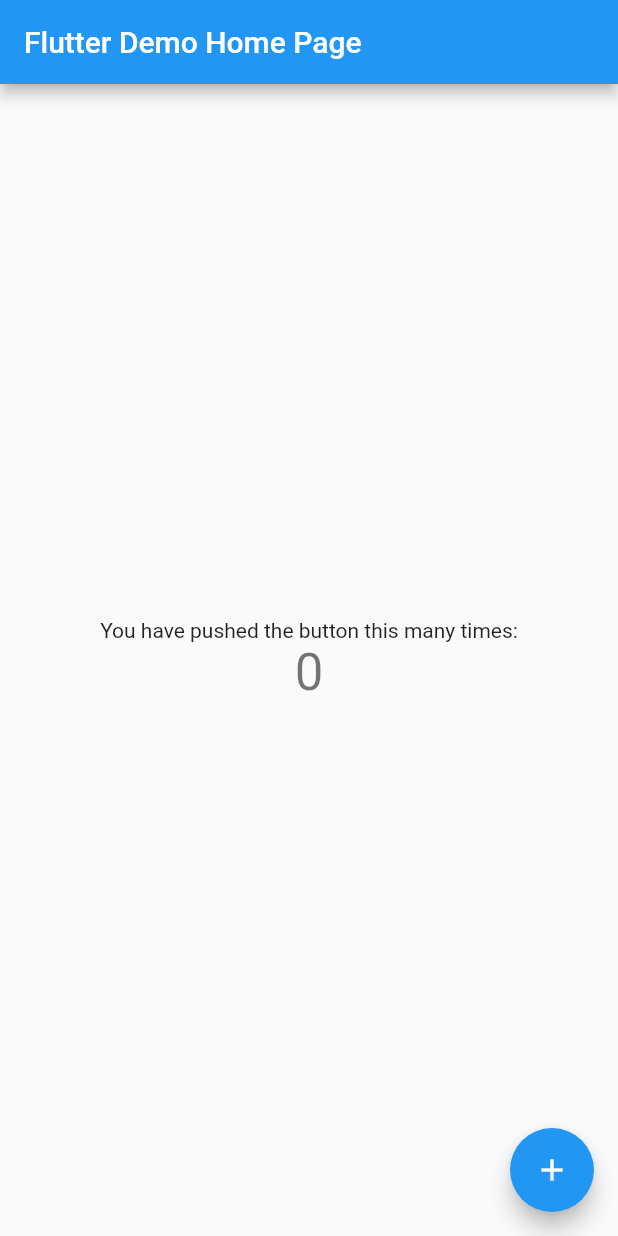
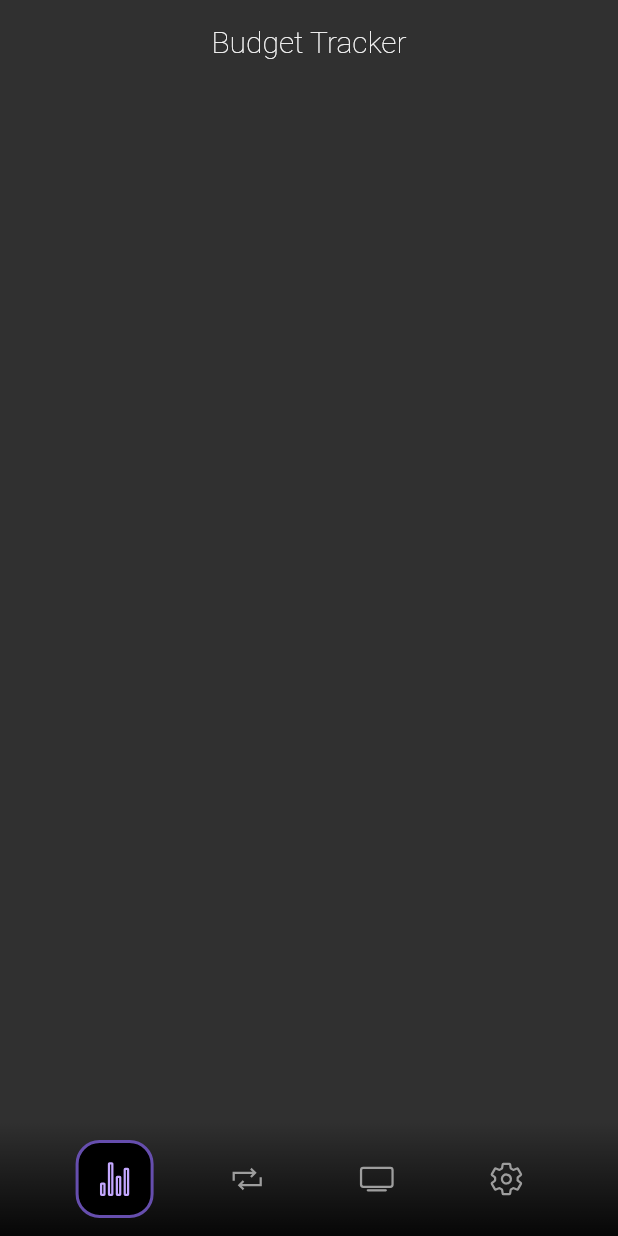
Before and after one commit to sampathbalivada/my_assistant, a Flutter app: the screen it shows after launch, on a phone screen of 412 x 824 dp. Run offline on Flutter 3.47's test engine with Material 2 defaults, Android fonts, the phone set to English and light mode, and no system bars; our stand-ins replace ionicons; missing offline and left inert: dart:ffi.

Commit message:
added pages and bottom navigation bar

```diff
--- a/lib/main.dart
+++ b/lib/main.dart
@@ -1,113 +1,22 @@
 import 'package:flutter/material.dart';
+import 'package:my_assistant/pages/home.dart';
+import 'package:my_assistant/pages/summary.dart';
 
-void main() {
-  runApp(MyApp());
-}
+void main() => runApp(MyApp());
 
 class MyApp extends StatelessWidget {
-  // This widget is the root of your application.
+  const MyApp({Key? key}) : super(key: key);
+
   @override
   Widget build(BuildContext context) {
     return MaterialApp(
-      title: 'Flutter Demo',
-      theme: ThemeData(
-        // This is the theme of your application.
-        //
-        // Try running your application with "flutter run". You'll see the
-        // application has a blue toolbar. Then, without quitting the app, try
-        // changing the primarySwatch below to Colors.green and then invoke
-        // "hot reload" (press "r" in the console where you ran "flutter run",
-        // or simply save your changes to "hot reload" in a Flutter IDE).
-        // Notice that the counter didn't reset back to zero; the application
-        // is not restarted.
-        primarySwatch: Colors.blue,
-      ),
-      home: MyHomePage(title: 'Flutter Demo Home Page'),
+      debugShowCheckedModeBanner: false,
+      theme: ThemeData.dark(),
+      routes: {
+        '/': (context) => const HomePage(),
+        '/summary': (context) => const Summary()
+      },
+      initialRoute: '/',
     );
   }
 }
-
-class MyHomePage extends StatefulWidget {
-  MyHomePage({Key? key, required this.title}) : super(key: key);
-
-  // This widget is the home page of your application. It is stateful, meaning
-  // that it has a State object (defined below) that contains fields that affect
-  // how it looks.
-
-  // This class is the configuration for the state. It holds the values (in this
-  // case the title) provided by the parent (in this case the App widget) and
-  // used by the build method of the State. Fields in a Widget subclass are
-  // always marked "final".
-
-  final String title;
-
-  @override
-  _MyHomePageState createState() => _MyHomePageState();
-}
-
-class _MyHomePageState extends State<MyHomePage> {
-  int _counter = 0;
-
-  void _incrementCounter() {
-    setState(() {
-      // This call to setState tells the Flutter framework that something has
-      // changed in this State, which causes it to rerun the build method below
-      // so that the display can reflect the updated values. If we changed
-      // _counter without calling setState(), then the build method would not be
-      // called again, and so nothing would appear to happen.
-      _counter++;
-    });
-  }
-
-  @override
-  Widget build(BuildContext context) {
-    // This method is rerun every time setState is called, for instance as done
-    // by the _incrementCounter method above.
-    //
-    // The Flutter framework has been optimized to make rerunning build methods
-    // fast, so that you can just rebuild anything that needs updating rather
-    // than having to individually change instances of widgets.
-    return Scaffold(
-      appBar: AppBar(
-        // Here we take the value from the MyHomePage object that was created by
-        // the App.build method, and use it to set our appbar title.
-        title: Text(widget.title),
-      ),
-      body: Center(
-        // Center is a layout widget. It takes a single child and positions it
-        // in the middle of the parent.
-        child: Column(
-          // Column is also a layout widget. It takes a list of children and
-          // arranges them vertically. By default, it sizes itself to fit its
-          // children horizontally, and tries to be as tall as its parent.
-          //
-          // Invoke "debug painting" (press "p" in the console, choose the
-          // "Toggle Debug Paint" action from the Flutter Inspector in Android
-          // Studio, or the "Toggle Debug Paint" command in Visual Studio Code)
-          // to see the wireframe for each widget.
-          //
-          // Column has various properties to control how it sizes itself and
-          // how it positions its children. Here we use mainAxisAlignment to
-          // center the children vertically; the main axis here is the vertical
-          // axis because Columns are vertical (the cross axis would be
-          // horizontal).
-          mainAxisAlignment: MainAxisAlignment.center,
-          children: <Widget>[
-            Text(
-              'You have pushed the button this many times:',
-            ),
-            Text(
-              '$_counter',
-              style: Theme.of(context).textTheme.headline4,
-            ),
-          ],
-        ),
-      ),
-      floatingActionButton: FloatingActionButton(
-        onPressed: _incrementCounter,
-        tooltip: 'Increment',
-        child: Icon(Icons.add),
-      ), // This trailing comma makes auto-formatting nicer for build methods.
-    );
-  }
-}
--- /dev/null
+++ b/lib/pages/home.dart
@@ -0,0 +1,87 @@
+import 'dart:ffi';
+
+import 'package:flutter/material.dart';
+import 'package:ionicons/ionicons.dart';
+import 'package:my_assistant/widgets/appbar.dart';
+
+class HomePage extends StatefulWidget {
+  const HomePage({Key? key}) : super(key: key);
+
+  @override
+  _HomePageState createState() => _HomePageState();
+}
+
+class _HomePageState extends State<HomePage> {
+  int _selectedIndex = 0;
+
+  void changeIndex(int newIndex) {
+    setState(() {
+      _selectedIndex = newIndex;
+    });
+  }
+
+  @override
+  Widget build(BuildContext context) {
+    return Scaffold(
+      appBar: buildAppBar(context, 'Budget Tracker'),
+      body: Container(),
+      bottomNavigationBar: Container(
+        padding: EdgeInsets.all(12),
+        decoration: BoxDecoration(
+          gradient: LinearGradient(
+            colors: [Colors.transparent, Colors.black87],
+            begin: Alignment.topCenter,
+            end: Alignment.bottomCenter,
+          ),
+        ),
+        child: Row(
+          mainAxisSize: MainAxisSize.min,
+          mainAxisAlignment: MainAxisAlignment.spaceEvenly,
+          children: [
+            buildBottomNavbarItem(Ionicons.stats_chart_outline,
+                _selectedIndex == 0, changeIndex, 0),
+            buildBottomNavbarItem(
+                Ionicons.repeat_sharp, _selectedIndex == 1, changeIndex, 1),
+            buildBottomNavbarItem(
+                Ionicons.tv_outline, _selectedIndex == 2, changeIndex, 2),
+            buildBottomNavbarItem(
+                Ionicons.settings_outline, _selectedIndex == 3, changeIndex, 3),
+          ],
+        ),
+      ),
+    );
+  }
+
+  void sample() {
+    return;
+  }
+
+  Widget buildBottomNavbarItem(
+    IconData icon,
+    bool isSelected,
+    Function onPressed,
+    int actualIndex,
+  ) {
+    return AnimatedContainer(
+      duration: Duration(milliseconds: 200),
+      decoration: isSelected
+          ? BoxDecoration(
+              color: Colors.black,
+              border: Border.all(
+                color: Color(0xFF664EAE),
+                style: BorderStyle.solid,
+                width: 2,
+              ),
+              borderRadius: BorderRadius.circular(16),
+            )
+          : BoxDecoration(),
+      child: IconButton(
+        color: isSelected ? Color(0xFFC4A8FF) : Colors.grey,
+        onPressed: () {
+          changeIndex(actualIndex);
+        },
+        icon: Icon(icon),
+      ),
+    );
+  }
+}
--- /dev/null
+++ b/lib/pages/summary.dart
@@ -0,0 +1,14 @@
+import 'package:flutter/material.dart';
+import 'package:my_assistant/widgets/appbar.dart';
+
+class Summary extends StatelessWidget {
+  const Summary({Key? key}) : super(key: key);
+
+  @override
+  Widget build(BuildContext context) {
+    return Scaffold(
+      appBar: buildAppBar(context, 'Summary'),
+      body: Container(),
+    );
+  }
+}
--- /dev/null
+++ b/lib/widgets/appbar.dart
@@ -0,0 +1,14 @@
+import 'package:flutter/material.dart';
+import 'package:ionicons/ionicons.dart';
+
+AppBar buildAppBar(BuildContext context, String title) {
+  return AppBar(
+    elevation: 0,
+    backgroundColor: Colors.transparent,
+    centerTitle: true,
+    title: Text(
+      title,
+      style: TextStyle(fontWeight: FontWeight.w200),
+    ),
+  );
+}
--- a/pubspec.yaml
+++ b/pubspec.yaml
@@ -28,6 +28,7 @@ dependencies:
   # The following adds the Cupertino Icons font to your application.
   # Use with the CupertinoIcons class for iOS style icons.
   cupertino_icons: ^1.0.2
+  ionicons: ^0.1.2
 
 dev_dependencies:
   flutter_test:
```
Also changed, not shown: lib/pages/accounts.dart (added), lib/pages/expenses.dart (added), lib/pages/subscriptions.dart (added), pubspec.lock.
